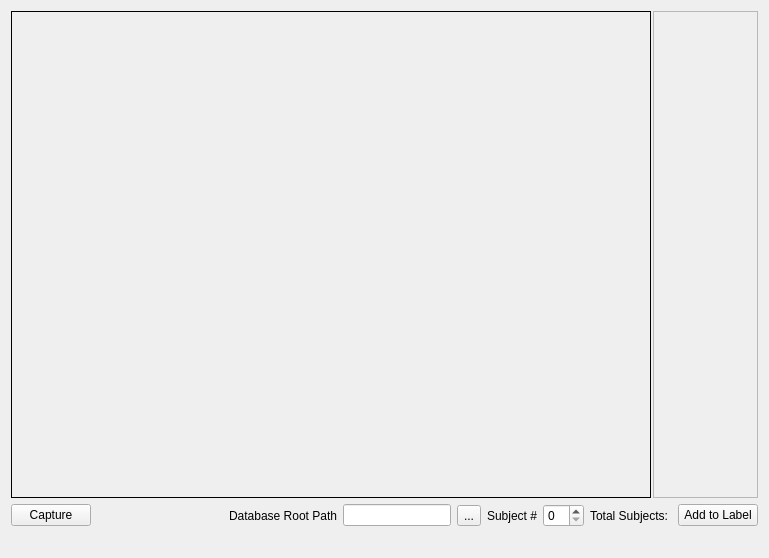
The window that detector.ui (windsice/Facial-Recognition) describes before a commit, drawn with Qt 5.
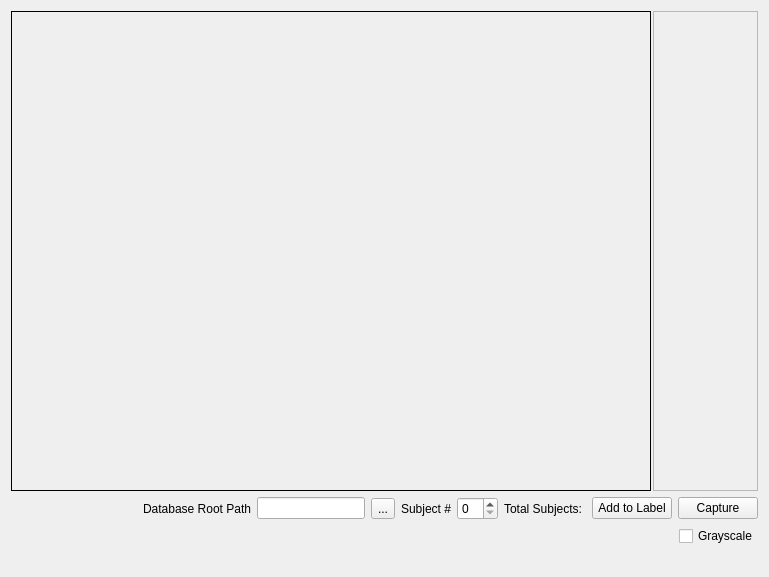
The same window after the commit.

Commit message: added grayscale for video

What changed in the file:
```diff
--- a/detector.ui
+++ b/detector.ui
@@ -88,7 +88,7 @@
     </layout>
    </item>
    <item>
-    <layout class="QHBoxLayout" name="horizontalLayout_3" stretch="1,5,0,0,0,1,1,0,0">
+    <layout class="QHBoxLayout" name="horizontalLayout_3" stretch="5,0,0,0,1,1,0,0,0">
      <property name="spacing">
       <number>6</number>
      </property>
@@ -98,13 +98,6 @@
      <property name="leftMargin">
       <number>0</number>
      </property>
-     <item>
-      <widget class="QPushButton" name="CaptureNewObject">
-       <property name="text">
-        <string>Capture</string>
-       </property>
-      </widget>
-     </item>
      <item>
       <spacer name="horizontalSpacer">
        <property name="orientation">
@@ -156,6 +149,37 @@
       <widget class="QPushButton" name="AddToLabel_Button">
        <property name="text">
         <string>Add to Label</string>
+       </property>
+      </widget>
+     </item>
+     <item>
+      <widget class="QPushButton" name="CaptureNewObject">
+       <property name="text">
+        <string>Capture</string>
+       </property>
+      </widget>
+     </item>
+    </layout>
+   </item>
+   <item>
+    <layout class="QHBoxLayout" name="horizontalLayout_2">
+     <item>
+      <spacer name="horizontalSpacer_2">
+       <property name="orientation">
+        <enum>Qt::Horizontal</enum>
+       </property>
+       <property name="sizeHint" stdset="0">
+        <size>
+         <width>40</width>
+         <height>20</height>
+        </size>
+       </property>
+      </spacer>
+     </item>
+     <item>
+      <widget class="QCheckBox" name="checkBox_imageInGray">
+       <property name="text">
+        <string>Grayscale</string>
        </property>
       </widget>
      </item>
```
The commit also changes 1 other file.
